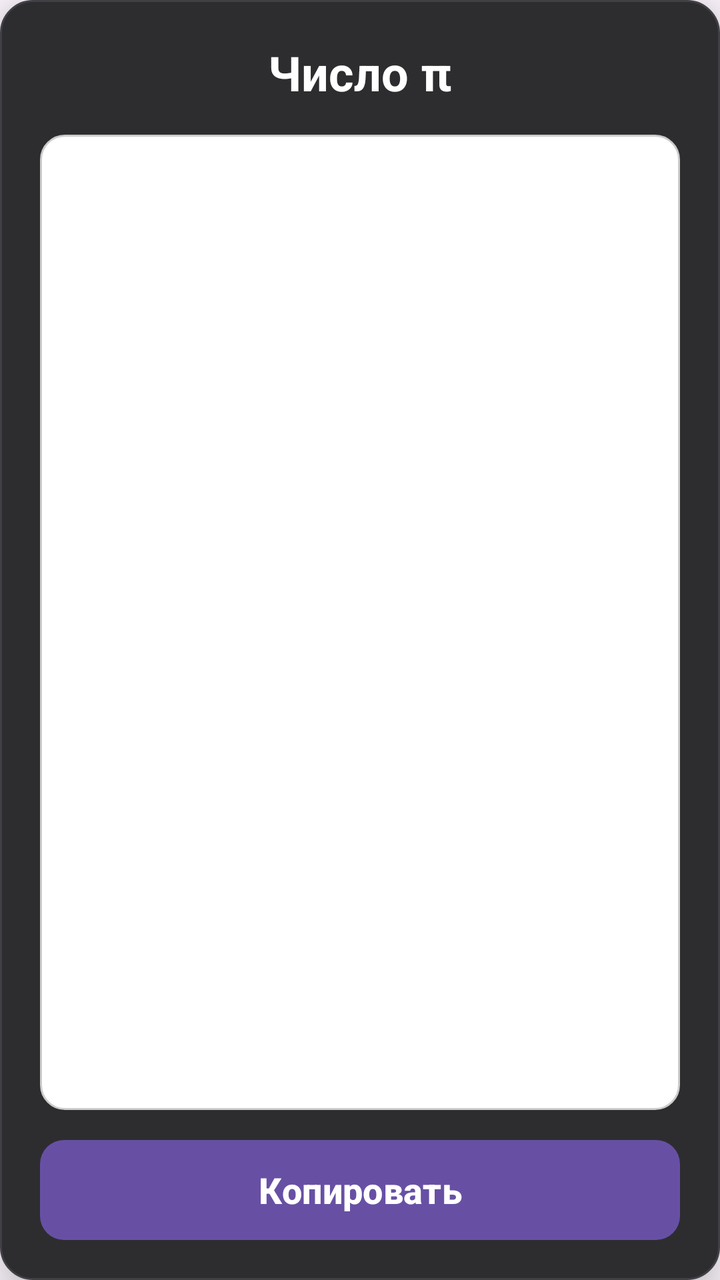
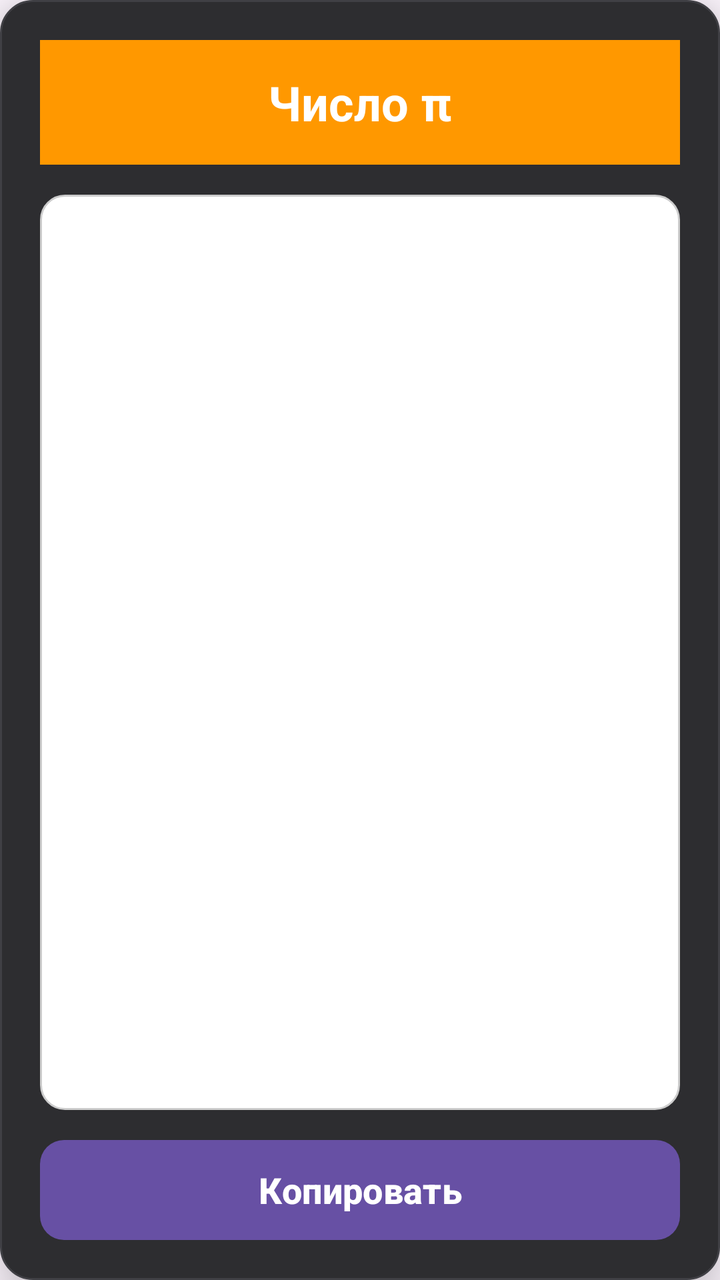

The first picture is an Android layout as it rendered before a commit; the second is the same layout after the commit. The layout source and the unified diff follow.
<!-- AndroidManifest.xml: application theme Theme.Calculator -->
<!-- res/layout/dialog_pi.xml -->
<?xml version="1.0" encoding="utf-8"?>
<LinearLayout xmlns:android="http://schemas.android.com/apk/res/android"
    android:layout_width="350dp"
    android:layout_height="400dp"
    android:orientation="vertical"
    android:background="@drawable/popup_bg"
    android:padding="20dp"
    android:elevation="16dp">

    
    <TextView
        android:layout_width="match_parent"
        android:layout_height="wrap_content"
        android:text="Число π"
        android:textColor="#FFFFFF"
        android:textSize="24sp"
        android:textStyle="bold"
        android:gravity="center"
        android:layout_marginBottom="15dp" />

    
    <ScrollView
        android:layout_width="match_parent"
        android:layout_height="0dp"
        android:layout_weight="1"
        android:background="@drawable/edittext_bg"
        android:padding="12dp"
        android:fillViewport="true">

        <TextView
            android:id="@+id/tvPiValue"
            android:layout_width="match_parent"
            android:layout_height="wrap_content"
            android:textColor="#FFFFFF"
            android:textSize="14sp"
            android:fontFamily="monospace"
            android:lineSpacingExtra="4dp"
            android:textIsSelectable="true" />
    </ScrollView>

    
    <Button
        android:id="@+id/btnCopyPi"
        android:layout_width="match_parent"
        android:layout_height="50dp"
        android:layout_marginTop="15dp"
        android:background="@drawable/popup_button_bg"
        android:text="Копировать"
        android:textColor="#FFFFFF"
        android:textSize="18sp"
        android:textStyle="bold" />

</LinearLayout>
<!-- resources referenced by this layout -->
<resources>
  <!-- drawable edittext_bg (drawable) -->
  <?xml version="1.0" encoding="utf-8"?>
  <shape xmlns:android="http://schemas.android.com/apk/res/android">
      <solid android:color="#FFFFFF" />
      <corners android:radius="12dp" />
      <stroke
          android:width="1dp"
          android:color="#CCCCCC" />
      <padding
          android:left="8dp"
          android:top="8dp"
          android:right="8dp"
          android:bottom="8dp" />
  </shape>
  <!-- drawable popup_bg (drawable) -->
  <?xml version="1.0" encoding="utf-8"?>
  <shape xmlns:android="http://schemas.android.com/apk/res/android"
      android:shape="rectangle">
      
      <solid android:color="#2D2D30" />
      
      <corners android:radius="16dp" />
      
      <stroke
          android:width="1dp"
          android:color="#404045" />
  </shape>
  <!-- drawable popup_button_bg (drawable) -->
  <?xml version="1.0" encoding="utf-8"?>
  <ripple xmlns:android="http://schemas.android.com/apk/res/android"
      android:color="#40000000">
      <item>
          <shape android:shape="rectangle">
              <solid android:color="#FF9500" />
              
              <corners android:radius="12dp" />
          </shape>
      </item>
  </ripple>
  <style name="Theme.Calculator" parent="Base.Theme.Calculator" />
  <style name="Base.Theme.Calculator" parent="Theme.Material3.DayNight.NoActionBar">
          
          
      </style>
</resources>

<!-- the commit's change to res/layout/dialog_pi.xml (unified diff, before → after) -->
@@ -16,6 +16,9 @@
         android:textSize="24sp"
         android:textStyle="bold"
         android:gravity="center"
+        android:background="#FF9800"
+        android:padding="15dp"
+        android:layout_margin="-20dp"
         android:layout_marginBottom="15dp" />
 
     
@@ -32,7 +35,7 @@
             android:layout_width="match_parent"
             android:layout_height="wrap_content"
             android:textColor="#FFFFFF"
-            android:textSize="14sp"
+            android:textSize="18sp"
             android:fontFamily="monospace"
             android:lineSpacingExtra="4dp"
             android:textIsSelectable="true" />
